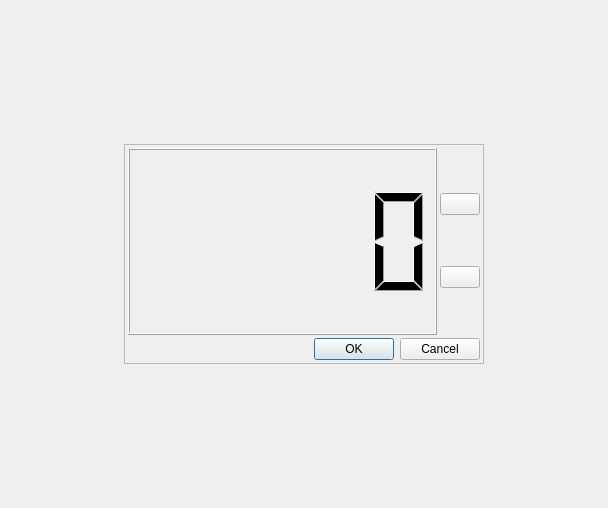
The window that Source/4.UI/project1/changesetting.ui (KINGMINWOO/INTEL_AI_SW_LAST_PROJECT) describes before a commit, drawn with Qt 5.
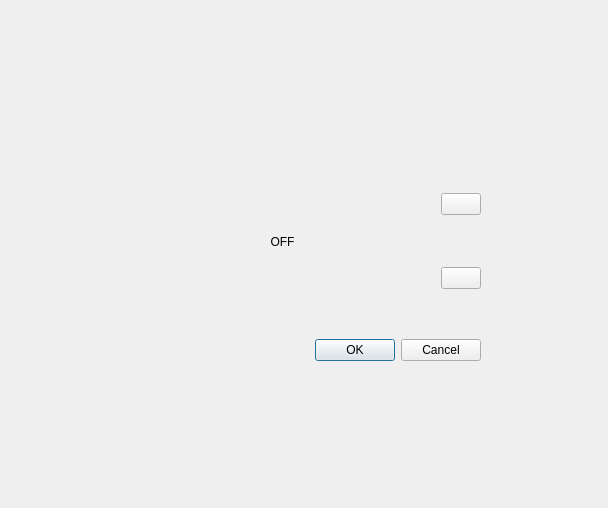
The same window after the commit. Icons and pictures are not drawn.

What changed in the file:
```diff
--- a/Source/4.UI/project1/changesetting.ui
+++ b/Source/4.UI/project1/changesetting.ui
@@ -36,9 +36,9 @@
    <item>
     <layout class="QHBoxLayout" name="horizontalLayout_2">
      <item>
-      <spacer name="horizontalSpacer">
+      <spacer name="horizontalSpacer_3">
        <property name="orientation">
-        <enum>Qt::Orientation::Horizontal</enum>
+        <enum>Qt::Horizontal</enum>
        </property>
        <property name="sizeHint" stdset="0">
         <size>
@@ -60,10 +60,7 @@
         <bool>true</bool>
        </property>
        <property name="frameShape">
-        <enum>QFrame::Shape::StyledPanel</enum>
-       </property>
-       <property name="frameShadow">
-        <enum>QFrame::Shadow::Raised</enum>
+        <enum>QFrame::NoFrame</enum>
        </property>
        <layout class="QVBoxLayout" name="verticalLayout_2" stretch="0">
         <property name="spacing">
@@ -86,6 +83,13 @@
           <item>
            <layout class="QHBoxLayout" name="horizontalLayout" stretch="9,1">
             <item>
+             <widget class="QStackedWidget" name="stackedWidget">
+              <property name="currentIndex">
+               <number>1</number>
+              </property>
+              <widget class="QWidget" name="page">
+               <layout class="QVBoxLayout" name="verticalLayout_6">
+                <item>
              <widget class="QLCDNumber" name="set">
               <property name="sizePolicy">
                <sizepolicy hsizetype="Expanding" vsizetype="Expanding">
@@ -100,6 +104,24 @@
               </property>
              </widget>
             </item>
+               </layout>
+              </widget>
+              <widget class="QWidget" name="page_2">
+               <layout class="QVBoxLayout" name="verticalLayout_5">
+                <item>
+                 <widget class="QLabel" name="pLblLed">
+                  <property name="text">
+                   <string>OFF</string>
+                  </property>
+                  <property name="alignment">
+                   <set>Qt::AlignCenter</set>
+                  </property>
+                 </widget>
+                </item>
+               </layout>
+              </widget>
+             </widget>
+            </item>
             <item>
              <layout class="QVBoxLayout" name="verticalLayout">
               <property name="spacing">
@@ -143,9 +165,6 @@
               <height>16777215</height>
              </size>
             </property>
-            <property name="orientation">
-             <enum>Qt::Orientation::Horizontal</enum>
-            </property>
             <property name="standardButtons">
              <set>QDialogButtonBox::StandardButton::Cancel|QDialogButtonBox::StandardButton::Ok</set>
             </property>
@@ -157,9 +176,9 @@
       </widget>
      </item>
      <item>
-      <spacer name="horizontalSpacer_2">
+      <spacer name="horizontalSpacer">
        <property name="orientation">
-        <enum>Qt::Orientation::Horizontal</enum>
+        <enum>Qt::Horizontal</enum>
        </property>
        <property name="sizeHint" stdset="0">
         <size>
```
Left out of the diff: 16 changed lines with no effect on the pictures. Lines whose indentation alone changed are shown as unchanged.
